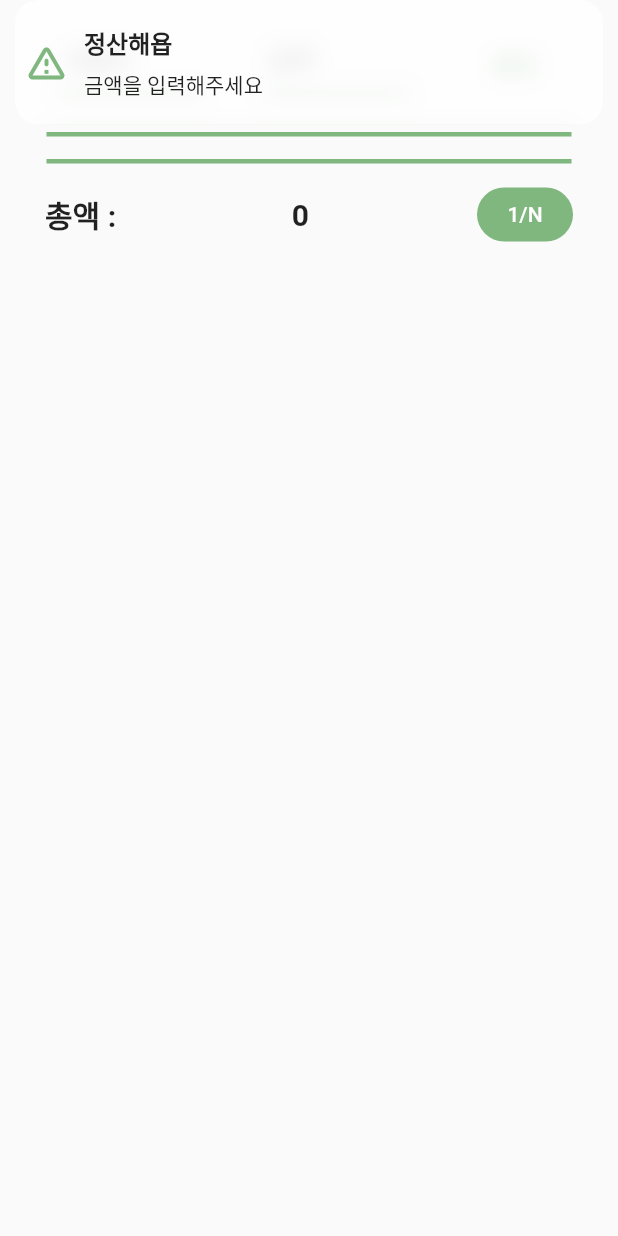
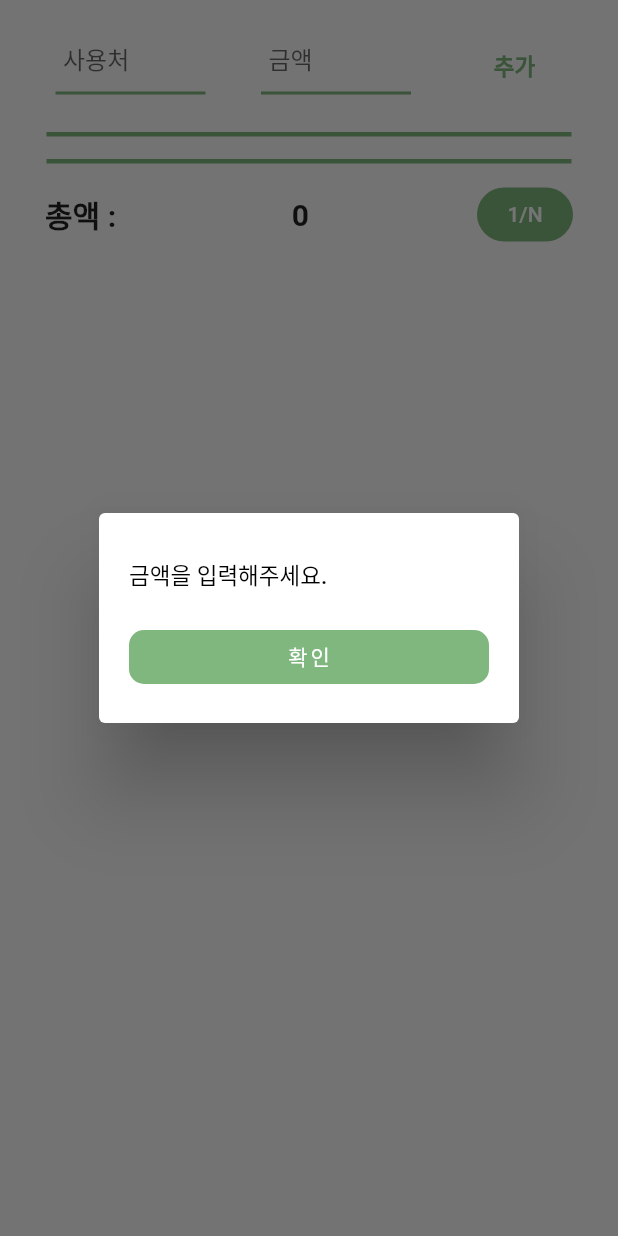
Before and after one commit to JeongSanHaeYOP/App, a Flutter app: the CalculatePrice widget shown alone on an empty page, opened directly, after a tap on "추가", on a phone screen of 412 x 824 dp. Run offline on Flutter 3.47's test engine with Material 2 defaults, Android fonts, the phone set to English and light mode, and no system bars; our stand-ins replace dotted_line, flutter_dotenv, flutter_spinkit, flutter_swiper, get, image_cropper and 3 more; missing offline and left inert: dart:ffi, flutter_config.

Commit message:
FIX: Add Confirm Modal

```diff
--- a/lib/inputpage.dart
+++ b/lib/inputpage.dart
@@ -3,6 +3,7 @@ import 'package:flutter/material.dart';
 import 'package:flutter/services.dart';
 import 'package:frontend_jshy/resultpage.dart';
 import 'package:frontend_jshy/theme/colors.dart';
+import 'package:frontend_jshy/widgets/commonModal.dart';
 import 'package:frontend_jshy/widgets/subwidgets.dart';
 import 'package:get/get.dart';
 import 'package:get/get_core/src/get_main.dart';
@@ -343,14 +344,7 @@ class _CalculatePriceState extends State<CalculatePrice> {
                   item = itemTextController.text;
                 }
                 if (priceTextController.text.isEmpty) {
-                  Get.snackbar("정산해욥", "금액을 입력해주세요",
-                      backgroundColor: Colors.white70,
-                      icon: const Icon(
-                        Icons.warning_amber_rounded,
-                        color: ColorStyles.mainGreen,
-                        size: 30,
-                      ),
-                      shouldIconPulse: false);
+                  confirmModal(context, "금액을 입력해주세요.");
                 } else {
                   _priceList.add(int.parse(priceTextController.text));
                   sum = sum + int.parse(priceTextController.text);
--- a/lib/selectpage.dart
+++ b/lib/selectpage.dart
@@ -8,6 +8,7 @@ import 'package:frontend_jshy/main.dart';
 import 'package:frontend_jshy/mainpage.dart';
 import 'package:frontend_jshy/resultpage.dart';
 import 'package:frontend_jshy/theme/colors.dart';
+import 'package:frontend_jshy/widgets/commonModal.dart';
 import 'package:frontend_jshy/widgets/subwidgets.dart';
 import 'package:get/get_core/src/get_main.dart';
 import 'package:get/route_manager.dart';
@@ -430,14 +431,7 @@ class _CalculatePriceState extends State<CalculatePrice> {
                 }
                 print(item);
                 if (priceTextController.text.isEmpty) {
-                  Get.snackbar("정산해욥", "금액을 입력해주세요",
-                      backgroundColor: Colors.white70,
-                      icon: const Icon(
-                        Icons.warning_amber_rounded,
-                        color: ColorStyles.mainGreen,
-                        size: 30,
-                      ),
-                      shouldIconPulse: false);
+                  confirmModal(context, "금액을 입력해주세요.");
                 } else {
                   _priceList.add(int.parse(priceTextController.text));
                   sum = sum + int.parse(priceTextController.text);
--- /dev/null
+++ b/lib/widgets/commonModal.dart
@@ -0,0 +1,54 @@
+import 'package:flutter/cupertino.dart';
+import 'package:flutter/material.dart';
+
+import '../theme/colors.dart';
+
+Future confirmModal(context, String text) {
+  return showDialog(
+      context: context,
+      builder: (BuildContext context) {
+        return AlertDialog(
+          titlePadding: const EdgeInsets.fromLTRB(20, 30, 20, 0),
+          actionsPadding: const EdgeInsets.fromLTRB(10, 20, 10, 20),
+          backgroundColor: Colors.white,
+          title: Text(
+            text,
+            style: const TextStyle(color: Colors.black, fontSize: 15),
+          ),
+          actions: [
+            Center(
+              child: Column(
+                children: [
+                  Container(
+                    width: double.infinity,
+                    margin: const EdgeInsets.fromLTRB(10, 0, 10, 0),
+                    child: ElevatedButton(
+                        onPressed: () {
+                          Navigator.pop(context, false);
+                        },
+                        style: ElevatedButton.styleFrom(
+                          splashFactory: NoSplash.splashFactory,
+                          backgroundColor: ColorStyles.mainGreen,
+                          shadowColor: Colors.transparent,
+                          alignment: Alignment.center,
+                          disabledBackgroundColor: ColorStyles.subGreen,
+                          // padding: const EdgeInsets.fromLTRB(100, 0, 100, 0),
+                          shape: RoundedRectangleBorder(
+                            borderRadius: BorderRadius.circular(10),
+                          ),
+                        ),
+                        child: const Text(
+                          "확인",
+                          style: TextStyle(
+                            color: Colors.white,
+                            letterSpacing: 2,
+                          ),
+                        )),
+                  ),
+                ],
+              ),
+            )
+          ],
+        );
+      });
+}
```
